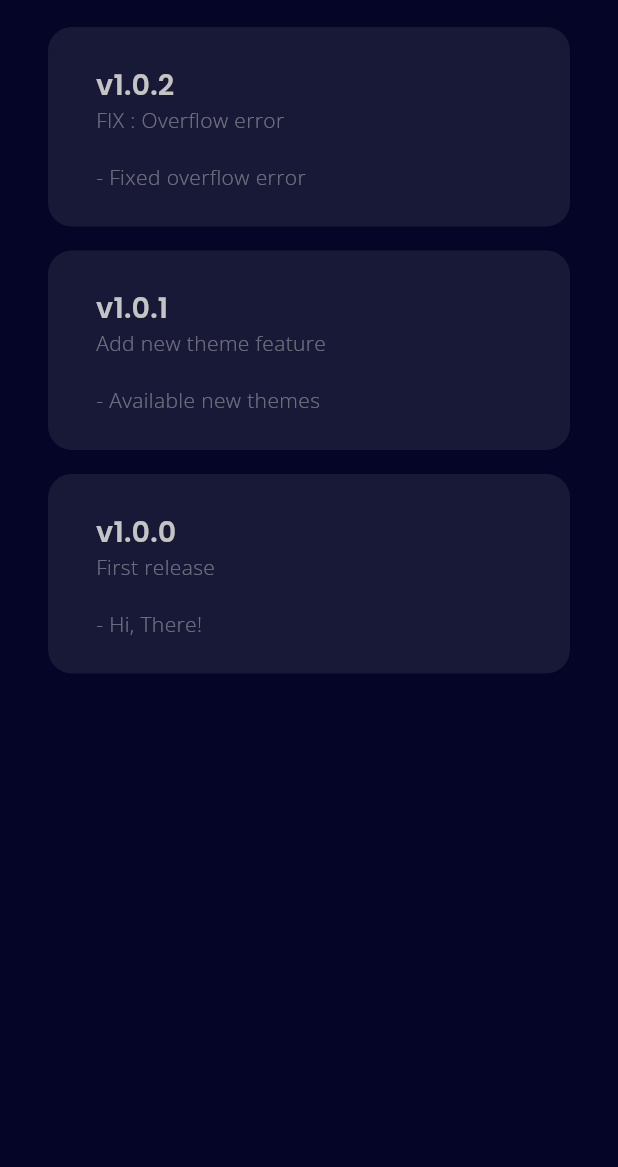
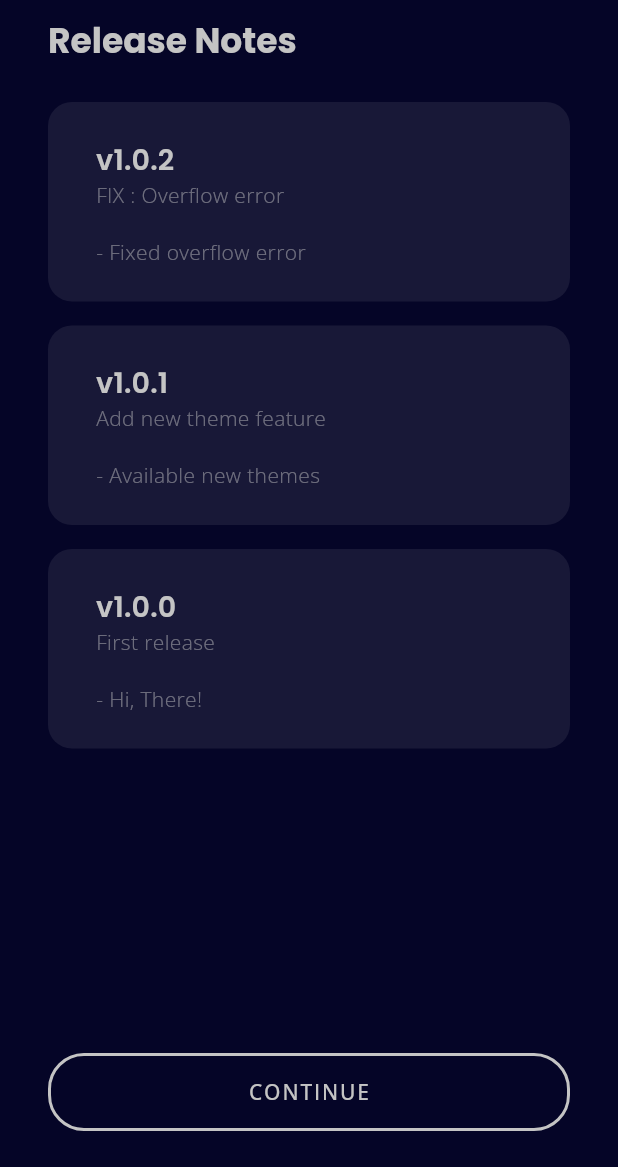
Before and after one commit to aallithioo/talatah-app, a Flutter app: the screen it shows after launch, on a phone screen of 412 x 824 dp, the part 69-1236 px from its top. Run offline on Flutter 3.47's test engine with Material 2 defaults, Android fonts, the phone set to English and light mode, and no system bars; our stand-ins replace get, google_fonts.

Commit message:
feat : button - info_body.dart

```diff
--- a/lib/src/view/info/info_screen.dart
+++ b/lib/src/view/info/info_screen.dart
@@ -1,10 +1,13 @@
-import 'package:aallithioo/src/app/widgets/custom_appbar.dart';
+import 'package:aallithioo/src/app/widgets/custom_sizebox.dart';
 import 'package:flutter/material.dart';
+
+import 'package:aallithioo/src/app/themes/size.dart';
 
 import '../../app/themes/color.dart';
 import '../../app/themes/fontweight.dart';
 import '../../app/themes/textalign.dart';
 import '../../app/themes/theme.dart';
+import '../../app/widgets/custom_appbar.dart';
 import '../../app/widgets/custom_border.dart';
 import '../../app/widgets/custom_margin.dart';
 import '../../app/widgets/custom_padding.dart';
--- a/lib/src/view/info/widgets/info_body.dart
+++ b/lib/src/view/info/widgets/info_body.dart
@@ -25,13 +25,58 @@ class InfoBody extends StatelessWidget {
     return SafeArea(
       child: Padding(
         padding: kPaddingSymetricHorizontalLarge,
-        child: ListView.builder(
+        child: Column(
+          crossAxisAlignment: CrossAxisAlignment.start,
+          children: [
+            Text(
+              'Release Notes',
+              style: kThioAlli.textTheme.headline5!.copyWith(
+                color: kAccentColor,
+                fontWeight: FontWeight.bold,
+              ),
+            ),
+            kSizeBoxVerticalSmall,
+            ListView.builder(
               itemCount: releaseNotesData.length,
               itemBuilder: (BuildContext context, int index) => InfoContent(
                 version: releaseNotesData[index]['version'],
                 description: releaseNotesData[index]['description'],
                 changes: releaseNotesData[index]['changes'],
               ),
+              physics: const ScrollPhysics(),
+              shrinkWrap: true,
+            ),
+            const Spacer(),
+            Positioned.fill(
+              bottom: 0,
+              child: Align(
+                alignment: Alignment.bottomCenter,
+                child: Padding(
+                  padding: EdgeInsets.only(bottom: kSizeMedium),
+                  child: Container(
+                    width: double.infinity,
+                    decoration: BoxDecoration(
+                      color: kTransparentColor,
+                      border: Border.all(
+                        color: kAccentColor,
+                        width: 2,
+                      ),
+                      borderRadius: kBorderRadiusMedium,
+                    ),
+                    child: TextButton(
+                      onPressed: () {},
+                      child: Text(
+                        'Continue'.toUpperCase(),
+                        style: kThioAlli.textTheme.button!.copyWith(
+                          color: kAccentColor,
+                        ),
+                      ),
+                    ),
+                  ),
+                ),
+              ),
+            ),
+          ],
         ),
       ),
     );
```
Also changed, not shown: assets/images/New folder/dummy.png (renamed from assets/images/png/dummy.png). Lines whose indentation alone changed are shown as unchanged.
